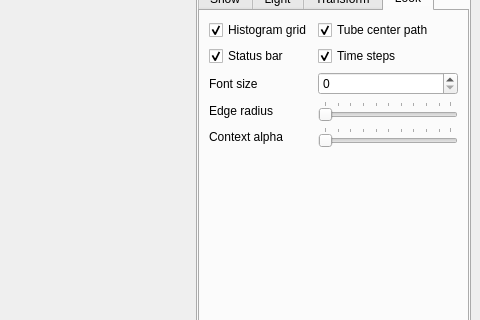
Before: the Qt Designer form MainWindow.ui in danlipsa/foamvis, drawn with Qt 5; both pictures show x 396 to 876 and y 181 to 501 of the 876 by 591 pixel window.
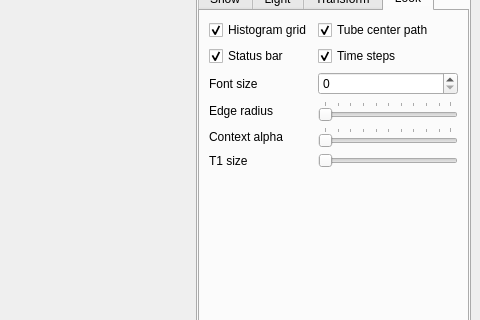
After: the same form once the commit is applied. The open tabs and pages were chosen to show the change. Custom widgets are drawn as their Qt base class.

```diff
--- a/MainWindow.ui
+++ b/MainWindow.ui
@@ -921,6 +921,20 @@
                  </property>
                 </widget>
                </item>
+               <item row="5" column="0">
+                <widget class="QLabel" name="labelT1Size">
+                 <property name="text">
+                  <string>T1 size</string>
+                 </property>
+                </widget>
+               </item>
+               <item row="5" column="1">
+                <widget class="QSlider" name="horizontalSliderT1Size">
+                 <property name="orientation">
+                  <enum>Qt::Horizontal</enum>
+                 </property>
+                </widget>
+               </item>
               </layout>
              </widget>
             </widget>
```
Left out of the diff: 37 changed lines with no effect on the pictures.
